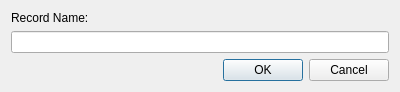
Before: the Qt Designer form Source/Tome/Features/Records/View/duplicaterecordwindow.ui in npruehs/tome-editor, drawn with Qt 5.
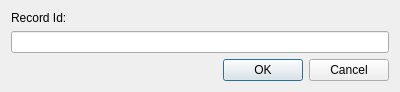
After: the same form once the commit is applied.

Commit message: CHANGED: Records - Duplicate record label text from "name" to "id".

Diff of the .ui file:
```diff
--- a/Source/Tome/Features/Records/View/duplicaterecordwindow.ui
+++ b/Source/Tome/Features/Records/View/duplicaterecordwindow.ui
@@ -17,7 +17,7 @@
    <item>
     <widget class="QLabel" name="label">
      <property name="text">
-      <string>Record Name:</string>
+      <string>Record Id:</string>
      </property>
     </widget>
    </item>
```
